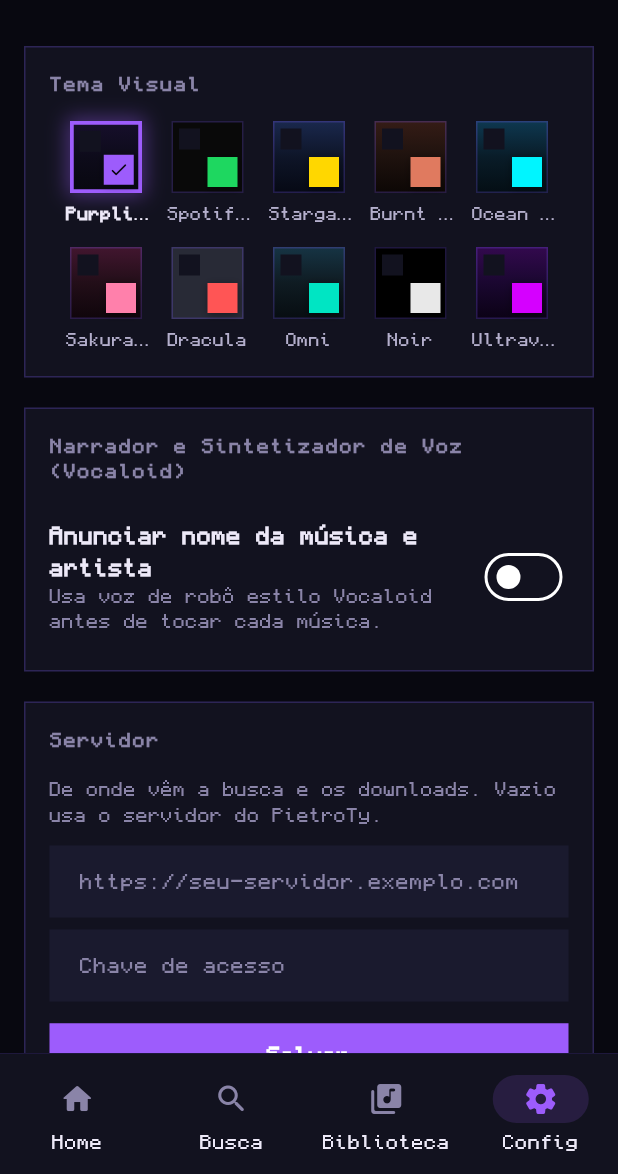
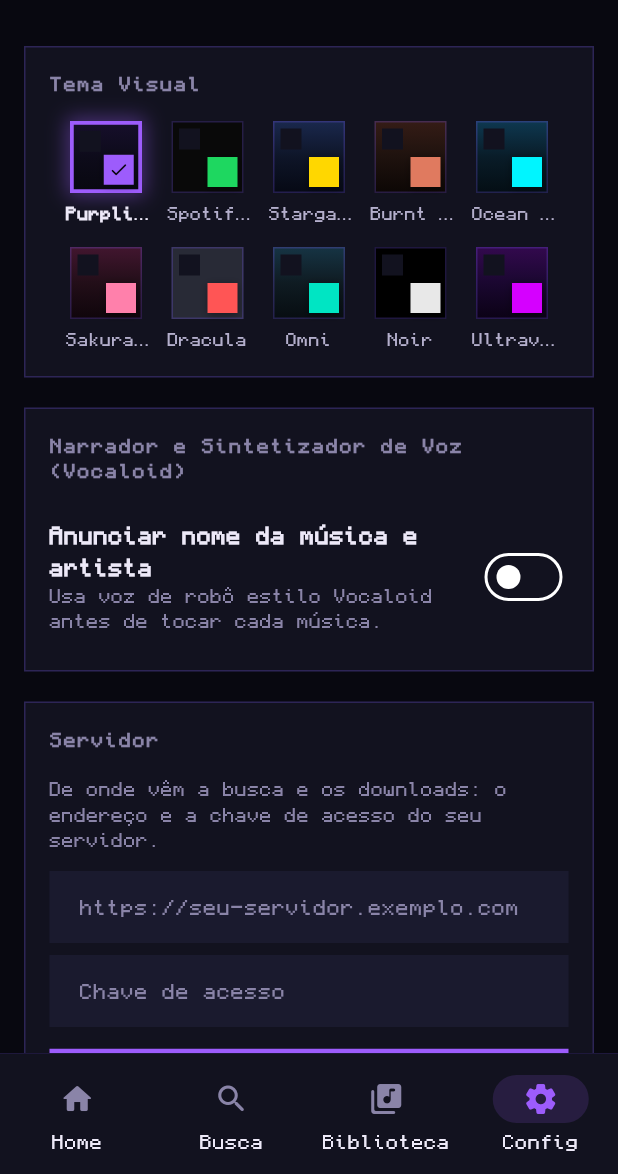
Before and after one commit to PietroTy/laplayer, a Flutter app: the SettingsScreen screen opened by its route, on a phone screen of 412 x 824 dp, the part 62-1236 px from its top. Run offline on Flutter 3.47's test engine with Material 3 defaults, Android fonts, the phone set to English and light mode, and no system bars; our stand-ins replace audio_service, cached_network_image, dio, file_picker, flutter_riverpod, flutter_tts and 7 more; missing offline and left inert: flutter_foreground_task, youtube_explode_dart; accounts and stored records are empty.

Commit message:
Versão pública sem servidor nem chaves no código
- App: servidor e chave padrão vêm da build (--dart-define); o APK público sai sem nenhum
  e pede em Configurações → Servidor
- Servidor: chaves aceitas e a do slskd lidas do .env (LAPLAYER_KEYS, SLSKD_API_KEY)
- build_apk.sh: versão pública e pessoal (com o servidor e a chave do .env)
- key_stats.json e server_url.txt saem do git (estado do servidor)

Co-Authored-By: Claude Opus 5.5 <noreply@anthropic.com>

```diff
--- a/mobile/lib/screens/settings_screen.dart
+++ b/mobile/lib/screens/settings_screen.dart
@@ -13,6 +13,7 @@ import 'package:webview_flutter/webview_flutter.dart';
 
 import '../core/constants.dart';
 import '../core/file_utils.dart';
+import '../core/server_config.dart';
 import '../core/theme.dart';
 import '../data/database/database.dart';
 import '../data/models/track.dart';
@@ -585,9 +586,11 @@ class _SettingsScreenState extends ConsumerState<SettingsScreen> {
             child: Column(
               crossAxisAlignment: CrossAxisAlignment.stretch,
               children: [
-                const Text(
-                  'De onde vêm a busca e os downloads. Vazio usa o servidor do PietroTy.',
-                  style: TextStyle(color: AppColors.textMuted, fontSize: 12),
+                Text(
+                  defaultServerUrl.isEmpty
+                      ? 'De onde vêm a busca e os downloads: o endereço e a chave de acesso do seu servidor.'
+                      : 'De onde vêm a busca e os downloads. Vazio usa o servidor que veio no app.',
+                  style: const TextStyle(color: AppColors.textMuted, fontSize: 12),
                 ),
                 const SizedBox(height: 12),
                 TextField(
--- a/server_url.txt
+++ /dev/null
@@ -1 +0,0 @@
-https://laplayer-api.pietroty.com.br
```
Also changed, not shown: mobile/lib/core/server_config.dart (added, +18 -0 lines), mobile/lib/data/services/spotify_search_service.dart (+3 -10 lines), mobile/lib/data/services/standalone_downloader.dart (+9 -7 lines), 6 other files.
